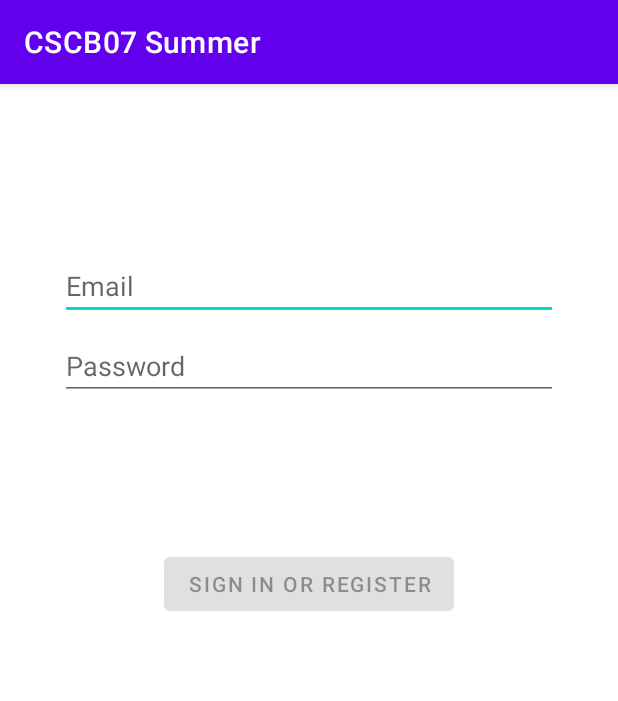
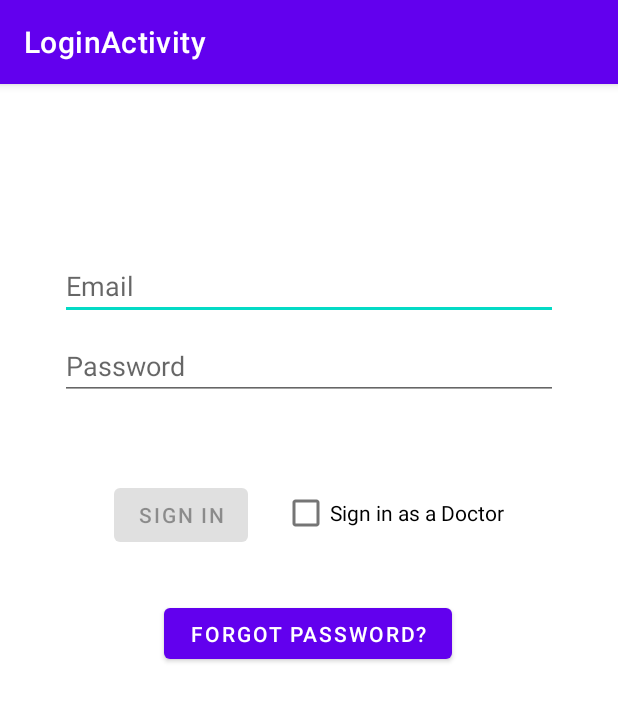
Before and after one commit to dbryce712/CSCB07-Project-Summer, an Android app: the screen it shows after launch (LoginActivity), on a phone screen of 412 x 824 dp. Shown: the top 701 px of the screen. Run offline under Robolectric (Android 15) with nearby library versions, the phone set to English and light mode, and no system bars.

Commit message:
Account System login and register page design set up

```diff
--- a/app/src/main/AndroidManifest.xml
+++ b/app/src/main/AndroidManifest.xml
@@ -10,9 +10,12 @@
         android:supportsRtl="true"
         android:theme="@style/Theme.CSCB07Summer">
         <activity
+            android:name=".ui.login.register"
+            android:label="@string/title_activity_register"></activity>
+        <activity
+            android:name=".ui.login.LoginActivity"
             android:exported="true"
-            android:name=".ui.login.LoginActivity"
-            android:label="@string/app_name">
+            android:label="@string/title_activity_login">
             <intent-filter>
                 <action android:name="android.intent.action.MAIN" />
 
--- a/app/src/main/res/layout/activity_login.xml
+++ b/app/src/main/res/layout/activity_login.xml
@@ -51,12 +51,13 @@
         android:layout_marginEnd="48dp"
         android:layout_marginBottom="64dp"
         android:enabled="false"
-        android:text="@string/action_sign_in"
+        android:text="@string/action_sign_in_short"
         app:layout_constraintBottom_toBottomOf="parent"
         app:layout_constraintEnd_toEndOf="parent"
+        app:layout_constraintHorizontal_bias="0.062"
         app:layout_constraintStart_toStartOf="parent"
         app:layout_constraintTop_toBottomOf="@+id/password"
-        app:layout_constraintVertical_bias="0.2" />
+        app:layout_constraintVertical_bias="0.089" />
 
     <ProgressBar
         android:id="@+id/loading"
@@ -73,4 +74,26 @@
         app:layout_constraintStart_toStartOf="@+id/password"
         app:layout_constraintTop_toTopOf="parent"
         app:layout_constraintVertical_bias="0.3" />
+
+    <CheckBox
+        android:id="@+id/checkBox"
+        android:layout_width="wrap_content"
+        android:layout_height="wrap_content"
+        android:layout_marginTop="51dp"
+        android:layout_marginEnd="60dp"
+        android:layout_marginRight="60dp"
+        android:text="@string/doctor_sign_in"
+        app:layout_constraintEnd_toEndOf="parent"
+        app:layout_constraintTop_toBottomOf="@+id/password" />
+
+    <Button
+        android:id="@+id/button"
+        android:layout_width="192dp"
+        android:layout_height="46dp"
+        android:layout_marginTop="32dp"
+        android:text="@string/forgot_password"
+        app:layout_constraintEnd_toEndOf="parent"
+        app:layout_constraintHorizontal_bias="0.498"
+        app:layout_constraintStart_toStartOf="parent"
+        app:layout_constraintTop_toBottomOf="@+id/login" />
 </androidx.constraintlayout.widget.ConstraintLayout>
--- a/app/src/main/res/values/strings.xml
+++ b/app/src/main/res/values/strings.xml
@@ -9,4 +9,9 @@
     <string name="invalid_username">Not a valid username</string>
     <string name="invalid_password">Password must be >5 characters</string>
     <string name="login_failed">"Login failed"</string>
+    <string name="title_activity_login">LoginActivity</string>
+    <string name="title_activity_register">register</string>
+    <string name="doctor_sign_in">Sign in as a Doctor</string>
+    <string name="forgot_password">Forgot password?</string>
+    <string name="register_page_title">Register</string>
 </resources>
```
